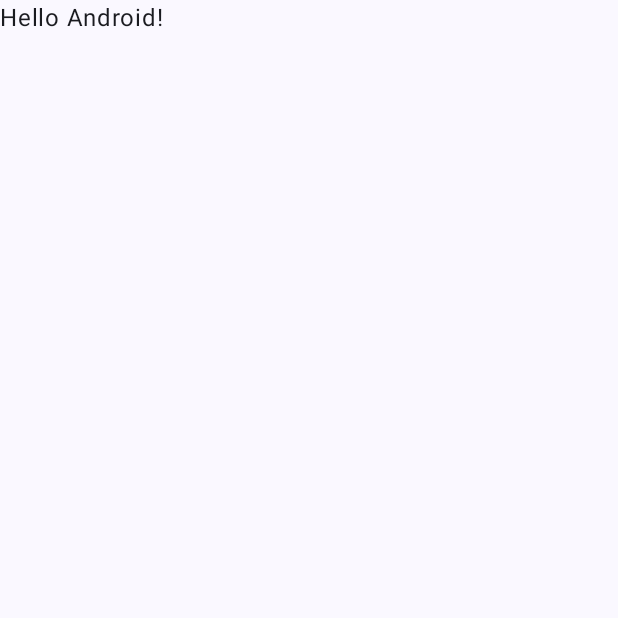
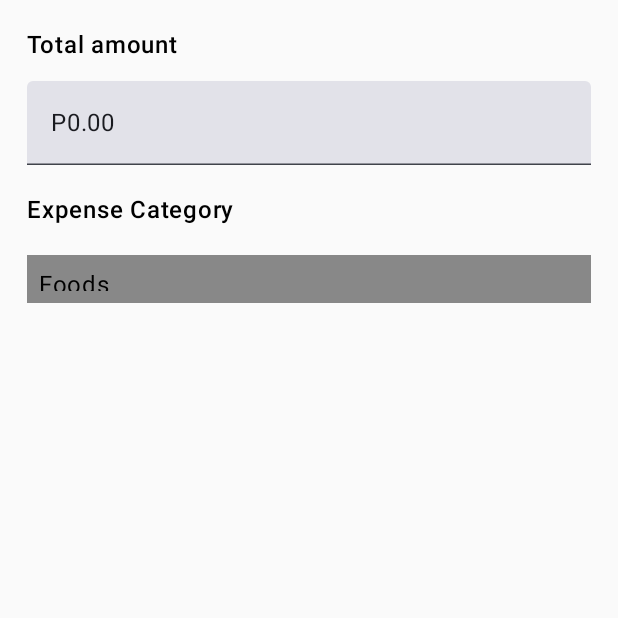
Before and after one commit to jesrielrada/Simple-Expense, an Android app built with Jetpack Compose: the screen it shows after launch (MainActivity), on a phone screen of 412 x 824 dp, the top half of it. Before the commit the part shown is almost empty. Run offline under Robolectric (Android 15) with nearby library versions, the phone set to English and light mode, and no system bars.

```diff
--- a/app/src/main/java/com/jescoding/simpleexpense/MainActivity.kt
+++ b/app/src/main/java/com/jescoding/simpleexpense/MainActivity.kt
@@ -5,12 +5,11 @@ import androidx.activity.ComponentActivity
 import androidx.activity.compose.setContent
 import androidx.activity.enableEdgeToEdge
 import androidx.compose.foundation.layout.fillMaxSize
-import androidx.compose.foundation.layout.padding
 import androidx.compose.material3.Scaffold
 import androidx.compose.material3.Text
 import androidx.compose.runtime.Composable
 import androidx.compose.ui.Modifier
-import androidx.compose.ui.tooling.preview.Preview
+import com.jescoding.simpleexpense.presentation.AddScreen
 import com.jescoding.simpleexpense.presentation.theme.SImpleExpenseTheme
 
 class MainActivity : ComponentActivity() {
@@ -19,21 +18,11 @@ class MainActivity : ComponentActivity() {
         enableEdgeToEdge()
         setContent {
             SImpleExpenseTheme {
-                Scaffold(modifier = Modifier.fillMaxSize()) { innerPadding ->
-                    Greeting(
-                        name = "Android",
-                        modifier = Modifier.padding(innerPadding)
-                    )
-                }
+//                Scaffold(modifier = Modifier.fillMaxSize()) { innerPadding ->
+//
+//                }
+                AddScreen()
             }
         }
     }
 }
-
-@Composable
-fun Greeting(name: String, modifier: Modifier = Modifier) {
-    Text(
-        text = "Hello $name!",
-        modifier = modifier
-    )
-}
--- a/app/src/main/java/com/jescoding/simpleexpense/presentation/AddScreen.kt
+++ b/app/src/main/java/com/jescoding/simpleexpense/presentation/AddScreen.kt
@@ -1,16 +1,28 @@
 package com.jescoding.simpleexpense.presentation
 
-import android.widget.EditText
+import androidx.compose.foundation.background
+import androidx.compose.foundation.clickable
+import androidx.compose.foundation.layout.Box
 import androidx.compose.foundation.layout.Column
 import androidx.compose.foundation.layout.fillMaxSize
+import androidx.compose.foundation.layout.fillMaxWidth
+import androidx.compose.foundation.layout.height
 import androidx.compose.foundation.layout.padding
+import androidx.compose.material3.DropdownMenu
+import androidx.compose.material3.DropdownMenuItem
 import androidx.compose.material3.Text
 import androidx.compose.material3.TextField
 import androidx.compose.runtime.Composable
+import androidx.compose.runtime.getValue
+import androidx.compose.runtime.mutableStateOf
+import androidx.compose.runtime.remember
+import androidx.compose.runtime.setValue
 import androidx.compose.ui.Modifier
+import androidx.compose.ui.graphics.Color
 import androidx.compose.ui.text.font.FontWeight
 import androidx.compose.ui.tooling.preview.Preview
 import androidx.compose.ui.unit.dp
+import androidx.compose.ui.util.fastForEachIndexed
 
 @Composable
 fun AddScreen() {
@@ -19,16 +31,89 @@ fun AddScreen() {
             .fillMaxSize()
             .padding(all = 18.dp)
     ) {
+
+        val items = listOf("Foods", "Foods", "Foods")
+
         Text(
             text = "Total amount",
             fontWeight = FontWeight.SemiBold
         )
 
         TextField(
-            modifier = Modifier.padding(top = 12.dp),
+            modifier = Modifier
+                .padding(top = 12.dp)
+                .fillMaxWidth(),
             value = "P0.00",
             onValueChange = {}
         )
+
+        Text(
+            modifier = Modifier
+                .padding(top = 18.dp)
+                .fillMaxWidth(),
+            text = "Expense Category",
+            fontWeight = FontWeight.SemiBold
+        )
+
+
+        DropdownMenu()
+
+
+    }
+}
+
+@Composable
+fun DropdownMenu() {
+    var expanded by remember { mutableStateOf(false) }
+    val items = listOf("Foods", "Transportation", "Allowance")
+    val disabledValue = "B"
+    var selectedIndex by remember { mutableStateOf(0) }
+
+    Box(
+        modifier = Modifier
+            .height(50.dp)
+            .fillMaxWidth()
+            .padding(top = 18.dp)
+            .background(Color.Gray)
+    ) {
+        Text(
+            items[selectedIndex],
+            modifier = Modifier
+                .fillMaxWidth()
+                .padding(all = 8.dp)
+                .clickable(onClick = { expanded = true })
+                .background(
+                    Color.Gray
+                )
+        )
+
+        DropdownMenu(
+            expanded = expanded,
+            onDismissRequest = {},
+            modifier = Modifier
+                .fillMaxWidth()
+                .padding(start = 18.dp, end = 18.dp)
+                .background(Color.White)
+        ) {
+            items.fastForEachIndexed { index, s ->
+                DropdownMenuItem(
+                    text = {
+                        val disabledText = if (s == disabledValue) {
+                            " (Disabled)"
+                        } else {
+                            ""
+                        }
+                        Text(
+                            text = s + disabledText
+                        )
+                    },
+                    onClick = {
+                        selectedIndex = index
+                        expanded = false
+                    }
+                )
+            }
+        }
     }
 }
 
```
